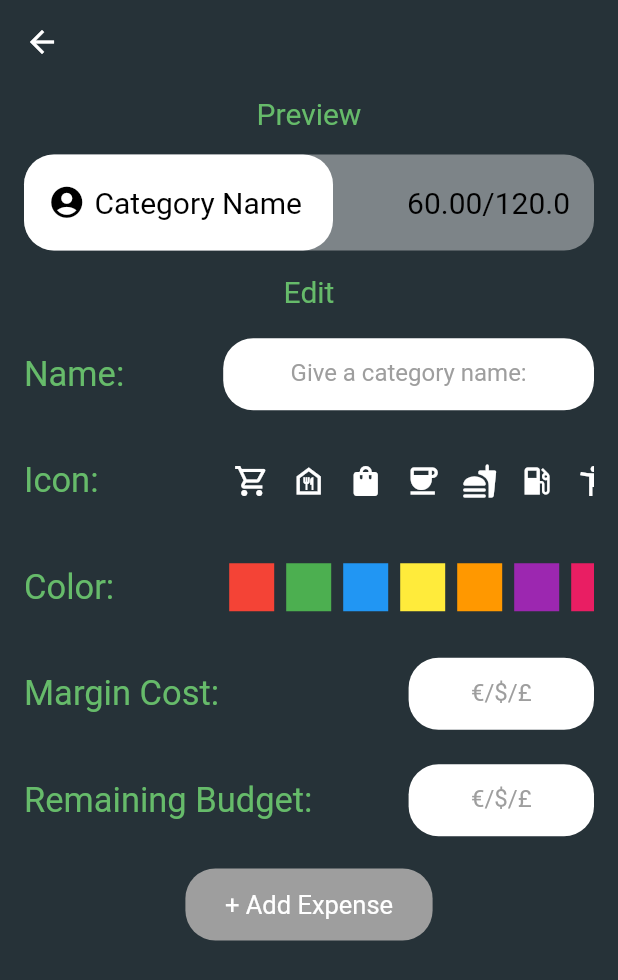
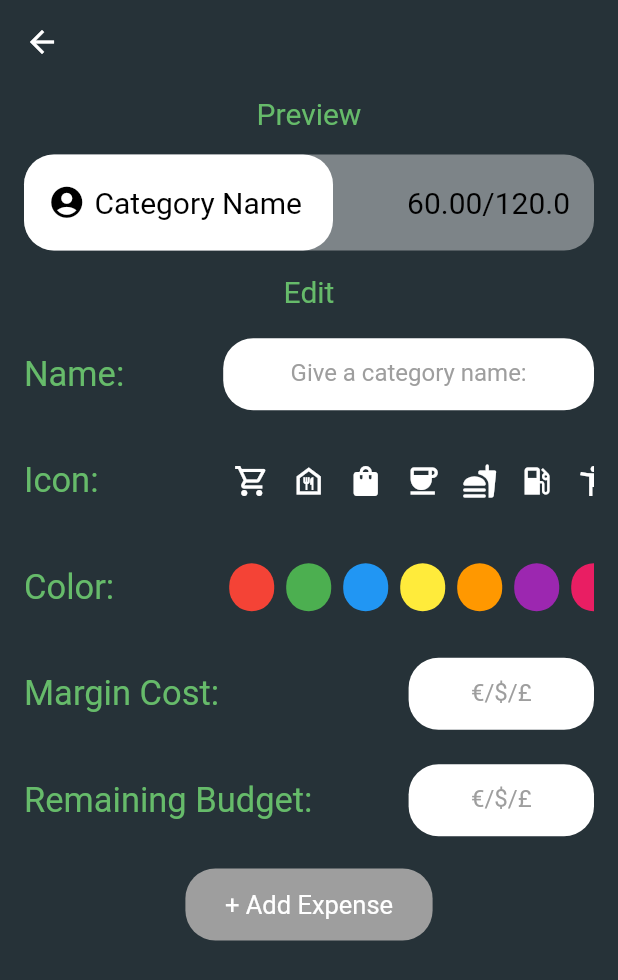
Before and after one commit to AthanasiosPapazoglou/exp_margins, a Flutter app: the NewCategoryPage screen opened directly, on a phone screen of 412 x 824 dp. Shown: the top 980 px of the screen. Run offline on Flutter 3.47's test engine with Material 2 defaults, Android fonts, the phone set to English and light mode, and no system bars.

Commit message:
listview instead of column

```diff
--- a/lib/noNavPages/new_category_page.dart
+++ b/lib/noNavPages/new_category_page.dart
@@ -55,8 +55,8 @@ class _NewCategoryPageState extends State<NewCategoryPage> {
           ),
         ),
       ),
-      body: Column(
-        crossAxisAlignment: CrossAxisAlignment.start,
+      body: ListView(
+        //crossAxisAlignment: CrossAxisAlignment.start,
         children: <Widget>[
           pageSectionHeader('Preview'),
           CategoryItemUI(
@@ -253,7 +253,7 @@ class _NewCategoryPageState extends State<NewCategoryPage> {
                 decoration: InputDecoration(
                     hintText: 'Give a category name:',
                     hintStyle: TextStyle(color: Colors.grey),
-                    border: InputBorder.none),
+                    border: InputBorder.none,),
                 textAlign: TextAlign.center,
                 style: TextStyle(color: Colors.black),
                 controller: _nameController,
@@ -305,7 +305,10 @@ class _NewCategoryPageState extends State<NewCategoryPage> {
                     child: Container(
                       width: 30,
                       height: 30,
-                      color: currentData.availableColors[index],
+                      decoration: BoxDecoration(
+                        color: currentData.availableColors[index],
+                        borderRadius: BorderRadius.circular(90)
+                      ),
                     ),
                   ),
                 );
```
